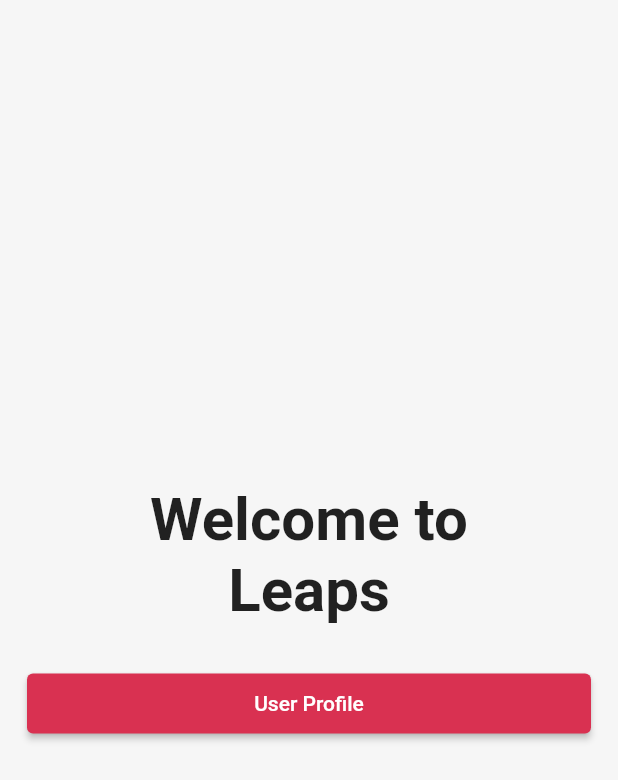
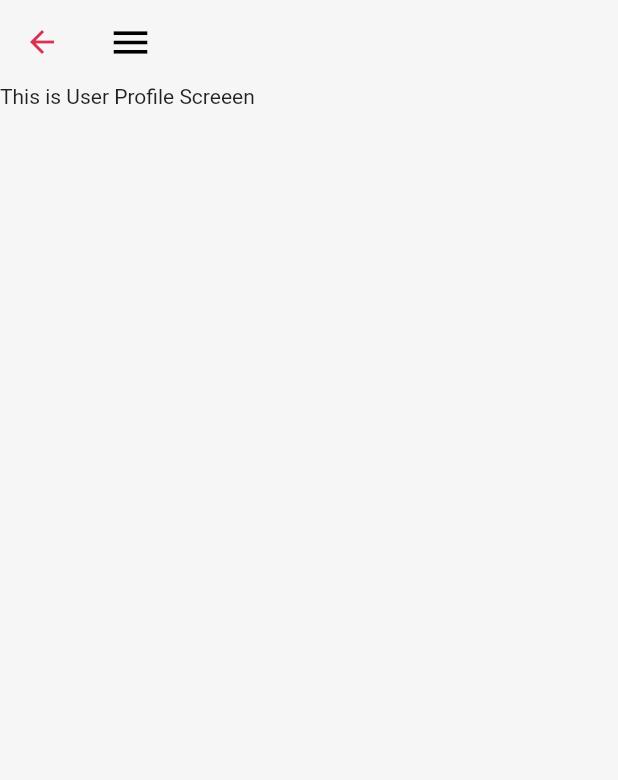
Before and after one commit to leaps-live/leaps-frontend, a Flutter app: the screen it shows after launch, after a tap on "User Profile", on a phone screen of 412 x 824 dp. Shown: the top 780 px of the screen. Run offline on Flutter 3.47's test engine with Material 2 defaults, Android fonts, the phone set to English and light mode, and no system bars.

Commit message:
user profile progress

```diff
--- a/lib/main.dart
+++ b/lib/main.dart
@@ -1,5 +1,6 @@
 import 'package:flutter/material.dart';
 import 'package:leaps_frontend/screens/onboarding_screen.dart';
+import 'package:leaps_frontend/screens/userprofile_screen.dart';
 import 'package:leaps_frontend/utils/colors.dart';
 
 void main() {
@@ -27,6 +28,7 @@
               iconTheme: const IconThemeData(color: primaryColor))),
       routes: {
         OnboardingScreen.routeName: (context) => const OnboardingScreen(),
+        UserProfileScreen.routeName: (context) => const UserProfileScreen()
       }, // theme give
       home: const OnboardingScreen(),
     );
--- a/lib/screens/onboarding_screen.dart
+++ b/lib/screens/onboarding_screen.dart
@@ -1,4 +1,5 @@
 import 'package:flutter/material.dart';
+import 'package:leaps_frontend/screens/userprofile_screen.dart';
 
 import '../widgets/custom_button.dart';
 
@@ -25,7 +26,7 @@
               child: CustomButton(
                 text: 'User Profile',
                 onTap: () {
-                  Navigator.pushNamed(context, OnboardingScreen.routeName);
+                  Navigator.pushNamed(context, UserProfileScreen.routeName);
                 },
               )),
         ],
--- /dev/null
+++ b/lib/screens/userprofile_screen.dart
@@ -0,0 +1,17 @@
+import 'package:flutter/material.dart';
+import 'package:leaps_frontend/utils/colors.dart';
+
+class UserProfileScreen extends StatelessWidget {
+  static const routeName = '/user';
+  const UserProfileScreen({super.key});
+
+  @override
+  Widget build(BuildContext context) {
+    return Scaffold(
+        appBar: AppBar(
+            backgroundColor: backgroundColor,
+            title: const Row(
+                children: [Icon(Icons.menu, color: Colors.black, size: 30)])),
+        body: const Text('This is User Profile Screeen'));
+  }
+}
```
